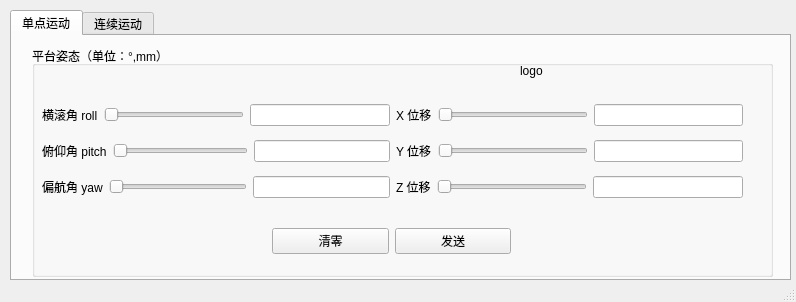
Above: StewartCtrlPanelUI.ui from urgotz/LabTool before the change. Below: the same form after it.
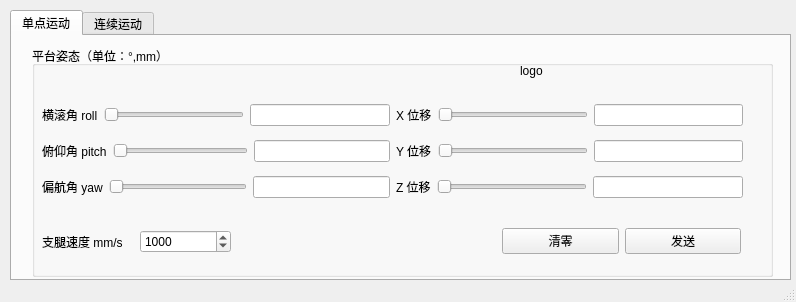
That is the form after the change. The open tabs and pages were chosen to show the change.

Commit message: add config module of velocity and initial height; add platform reset and socket reconnect module

What changed in the file:
```diff
--- a/StewartCtrlPanelUI.ui
+++ b/StewartCtrlPanelUI.ui
@@ -207,7 +207,7 @@
       <widget class="QWidget" name="horizontalLayoutWidget_5">
        <property name="geometry">
         <rect>
-         <x>240</x>
+         <x>470</x>
          <y>170</y>
          <width>239</width>
          <height>51</height>
@@ -230,6 +230,44 @@
         </item>
        </layout>
       </widget>
+      <widget class="QWidget" name="horizontalLayoutWidget_2">
+       <property name="geometry">
+        <rect>
+         <x>10</x>
+         <y>170</y>
+         <width>189</width>
+         <height>51</height>
+        </rect>
+       </property>
+       <layout class="QHBoxLayout" name="horizontalLayout_32">
+        <item>
+         <widget class="QLabel" name="label_31">
+          <property name="text">
+           <string>支腿速度 mm/s</string>
+          </property>
+         </widget>
+        </item>
+        <item>
+         <widget class="QSpinBox" name="spinBox_leg_vel">
+          <property name="minimum">
+           <number>100</number>
+          </property>
+          <property name="maximum">
+           <number>4500</number>
+          </property>
+          <property name="singleStep">
+           <number>100</number>
+          </property>
+          <property name="value">
+           <number>1000</number>
+          </property>
+          <property name="displayIntegerBase">
+           <number>10</number>
+          </property>
+         </widget>
+        </item>
+       </layout>
+      </widget>
      </widget>
     </widget>
     <widget class="QWidget" name="tab_4">
```
Left out of the diff: 36 changed lines with no effect on the pictures. The commit also changes 4 other files.
